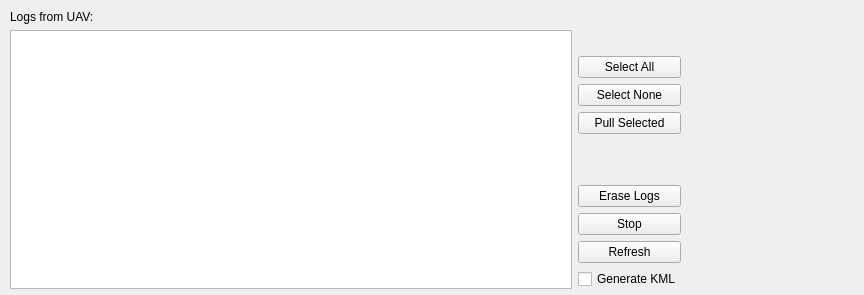
The window that src/ui/configuration/LogConsole.ui (ArduPilot/apm_planner) describes before a commit, drawn with Qt 5.
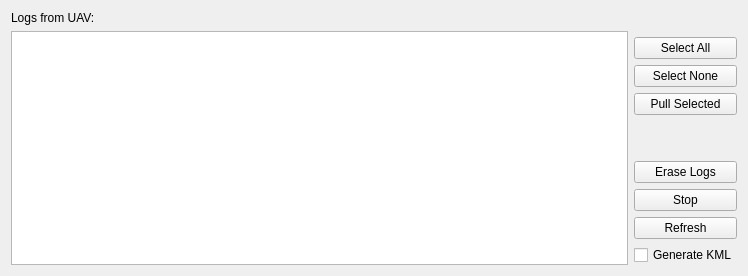
The same window after the commit.

Commit message: Fix layout issues with the Log Download Widget

What changed in the file:
```diff
--- a/src/ui/configuration/LogConsole.ui
+++ b/src/ui/configuration/LogConsole.ui
@@ -6,8 +6,8 @@
    <rect>
     <x>0</x>
     <y>0</y>
-    <width>864</width>
-    <height>295</height>
+    <width>748</width>
+    <height>276</height>
    </rect>
   </property>
   <property name="sizePolicy">
@@ -19,15 +19,8 @@
   <property name="windowTitle">
    <string>Form</string>
   </property>
-  <widget class="QWidget" name="layoutWidget">
-   <property name="geometry">
-    <rect>
-     <x>10</x>
-     <y>10</y>
-     <width>671</width>
-     <height>279</height>
-    </rect>
-   </property>
+  <layout class="QVBoxLayout" name="verticalLayout_2">
+   <item>
    <layout class="QHBoxLayout" name="horizontalLayout">
     <item>
      <layout class="QVBoxLayout" name="listLayout">
@@ -138,7 +131,8 @@
      </layout>
     </item>
    </layout>
-  </widget>
+   </item>
+  </layout>
  </widget>
  <resources/>
  <connections/>
```
Lines whose indentation alone changed are shown as unchanged.
